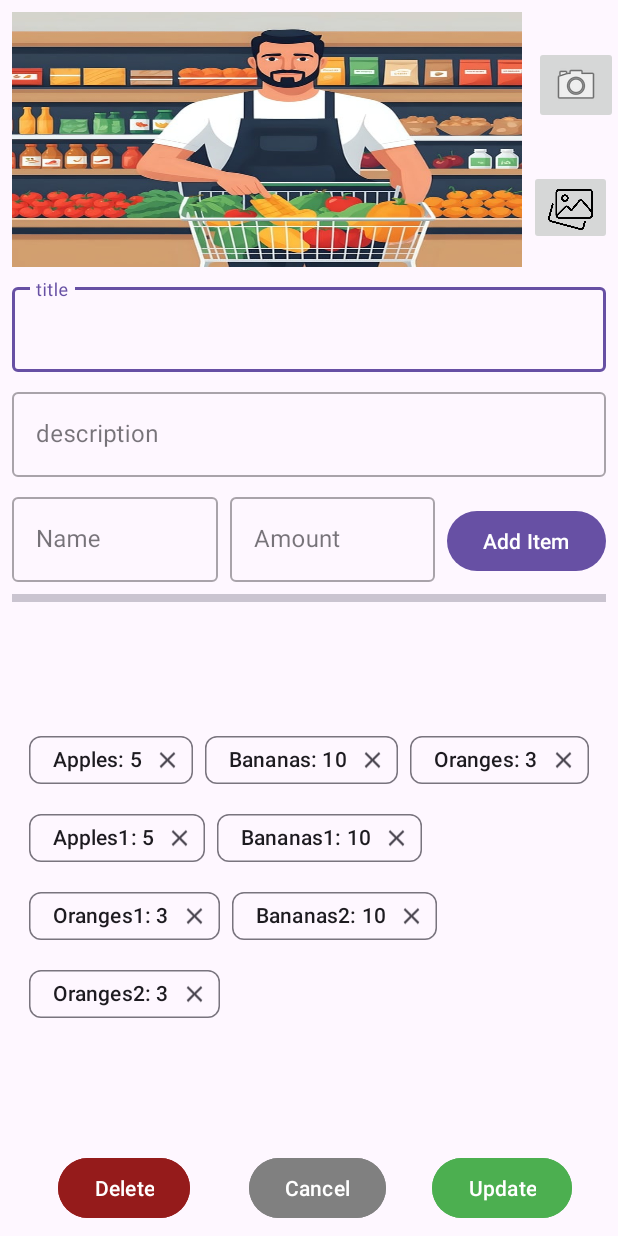
After one commit to Ariel-Dayan/groc-list-mobile, an Android app: the fragment UpdateCardFragment shown on its own in the app's theme, on a phone screen of 412 x 824 dp. The commit adds this screen. Run offline under Robolectric (Android 15) with nearby library versions, the phone set to English and light mode, and no system bars.

Commit message:
add update card page

```diff
--- /dev/null
+++ b/app/src/main/java/com/example/groclistapp/ui/card/UpdateCardFragment.kt
@@ -0,0 +1,106 @@
+package com.example.groclistapp.ui.card
+
+import android.content.Context
+import android.os.Bundle
+import androidx.fragment.app.Fragment
+import android.view.LayoutInflater
+import android.view.View
+import android.view.ViewGroup
+import android.widget.Button
+import android.widget.EditText
+import androidx.appcompat.app.AlertDialog
+import com.example.groclistapp.R
+import com.google.android.material.chip.Chip
+import com.google.android.material.chip.ChipGroup
+
+class UpdateCardFragment : Fragment() {
+    override fun onCreateView(
+        inflater: LayoutInflater, container: ViewGroup?,
+        savedInstanceState: Bundle?
+    ): View? {
+        return inflater.inflate(R.layout.fragment_update_card, container, false)
+    }
+
+    override fun onViewCreated(view: View, savedInstanceState: Bundle?) {
+        super.onViewCreated(view, savedInstanceState)
+
+        val chipGroup = view.findViewById<ChipGroup>(R.id.cgUpdateCardContainer)
+        chipGroup.layoutDirection = View.LAYOUT_DIRECTION_LOCALE
+
+        val btnAddItem = view.findViewById<Button>(R.id.btnUpdateCardAddItem)
+
+        chipGroup.addView(createChip("Apples", "5", chipGroup))
+        chipGroup.addView(createChip("Bananas", "10", chipGroup))
+        chipGroup.addView(createChip("Oranges", "3", chipGroup))
+        chipGroup.addView(createChip("Apples1", "5", chipGroup))
+        chipGroup.addView(createChip("Bananas1", "10", chipGroup))
+        chipGroup.addView(createChip("Oranges1", "3", chipGroup))
+        chipGroup.addView(createChip("Bananas2", "10", chipGroup))
+        chipGroup.addView(createChip("Oranges2", "3", chipGroup))
+
+        btnAddItem.setOnClickListener {
+            val name = "aaaa"
+            val amount = "3"
+
+            if (name.isNotEmpty() && amount.isNotEmpty()) {
+                val chip = createChip(name, amount, chipGroup)
+                chipGroup.addView(chip)
+
+                // Clear the text fields after adding
+//                nameField.text.clear()
+//                amountField.text.clear()
+            }
+        }
+    }
+
+    private fun createChip(name: String, amount: String, chipGroup: ChipGroup): Chip {
+        val chip = Chip(requireContext())
+        chip.text = "$name: $amount"
+        chip.isCloseIconVisible = true
+
+        chip.setOnCloseIconClickListener {
+            chipGroup.removeView(chip)
+        }
+
+        chip.setOnClickListener {
+            showEditItemDialog(
+                context = requireContext(),
+                currentName = name,
+                currentAmount = amount
+            ) { newName, newAmount ->
+                chip.text = "$newName: $newAmount"
+            }
+        }
+
+        return chip
+    }
+
+    fun showEditItemDialog(
+        context: Context,
+        currentName: String,
+        currentAmount: String,
+        onUpdate: (String, String) -> Unit
+    ) {
+        val inputLayout = LayoutInflater.from(context).inflate(R.layout.dialog_item, null)
+        val nameInput = inputLayout.findViewById<EditText>(R.id.nameInput)
+        val amountInput = inputLayout.findViewById<EditText>(R.id.amountInput)
+
+        nameInput.setText(currentName)
+        amountInput.setText(currentAmount)
+
+        AlertDialog.Builder(context)
+            .setTitle("Edit Item")
+            .setView(inputLayout)
+            .setPositiveButton("Update") { _, _ ->
+                val newName = nameInput.text.toString()
+                val newAmount = amountInput.text.toString()
+
+                // Call the onUpdate callback with the new values
+                if (newName.isNotEmpty() && newAmount.isNotEmpty()) {
+                    onUpdate(newName, newAmount)
+                }
+            }
+            .setNegativeButton("Cancel", null)
+            .show()
+    }
+}
--- a/app/src/main/res/layout/fragment_signup.xml
+++ b/app/src/main/res/layout/fragment_signup.xml
@@ -33,7 +33,7 @@
         app:layout_constraintHorizontal_bias="0.5"
         app:layout_constraintStart_toEndOf="@+id/civSignupUserImage"
         app:layout_constraintTop_toTopOf="parent"
-        tools:ignore="SpeakableTextPresentCheck" />
+        tools:ignore="SpeakableTextPresentCheck,ImageContrastCheck" />
 
     <ImageButton
         android:id="@+id/ibSignupUploadImageFromGallery"
@@ -56,7 +56,7 @@
         android:layout_width="300dp"
         android:layout_height="wrap_content"
         android:layout_marginTop="24dp"
-        android:hint="@string/email_hint"
+        android:hint="@string/email_signup_hint"
         app:endIconMode="clear_text"
         app:layout_constraintBottom_toTopOf="@+id/tilSignupFullName"
         app:layout_constraintEnd_toEndOf="parent"
@@ -80,7 +80,7 @@
         android:layout_width="300dp"
         android:layout_height="wrap_content"
         android:layout_marginTop="8dp"
-        android:hint="@string/full_name_hint"
+        android:hint="@string/full_name_signup_hint"
         app:endIconMode="clear_text"
         app:layout_constraintBottom_toTopOf="@+id/tilSignupPassword"
         app:layout_constraintEnd_toEndOf="parent"
@@ -105,7 +105,7 @@
         android:layout_width="300dp"
         android:layout_height="wrap_content"
         android:layout_marginTop="8dp"
-        android:hint="@string/password_hint"
+        android:hint="@string/password_signup_hint"
         app:endIconMode="password_toggle"
         app:layout_constraintBottom_toTopOf="@+id/tilSignupConfirmPassword"
         app:layout_constraintEnd_toEndOf="parent"
@@ -131,7 +131,7 @@
         android:layout_height="wrap_content"
         android:layout_marginTop="8dp"
         android:layout_marginBottom="150dp"
-        android:hint="@string/confirm_password_hint"
+        android:hint="@string/confirm_password_signup_hint"
         app:endIconMode="password_toggle"
         app:layout_constraintBottom_toTopOf="@+id/btnSignupRegister"
         app:layout_constraintEnd_toEndOf="parent"
--- /dev/null
+++ b/app/src/main/res/layout/fragment_update_card.xml
@@ -0,0 +1,238 @@
+<?xml version="1.0" encoding="utf-8"?>
+<androidx.constraintlayout.widget.ConstraintLayout xmlns:android="http://schemas.android.com/apk/res/android"
+    xmlns:app="http://schemas.android.com/apk/res-auto"
+    xmlns:tools="http://schemas.android.com/tools"
+    android:layout_width="match_parent"
+    android:layout_height="match_parent"
+    tools:context=".ui.card.UpdateCardFragment">
+
+    <ImageView
+        android:id="@+id/ivUpdateCardTop"
+        android:layout_width="0dp"
+        android:layout_height="170dp"
+        android:layout_marginStart="8dp"
+        android:layout_marginTop="8dp"
+        android:layout_marginEnd="8dp"
+        android:contentDescription="@string/card_image_description"
+        android:scaleType="fitXY"
+        app:layout_constraintEnd_toStartOf="@+id/ibUpdateCardTakePhoto"
+        app:layout_constraintStart_toStartOf="parent"
+        app:layout_constraintTop_toTopOf="parent"
+        app:srcCompat="@drawable/shopping_card_placeholder" />
+
+    <ImageButton
+        android:id="@+id/ibUpdateCardTakePhoto"
+        android:layout_width="wrap_content"
+        android:layout_height="wrap_content"
+        android:layout_marginTop="8dp"
+        android:contentDescription="@string/take_photo_button_description"
+        android:src="@android:drawable/ic_menu_camera"
+        app:layout_constraintBottom_toTopOf="@+id/ibUpdateCardUploadImageFromGallery"
+        app:layout_constraintEnd_toEndOf="parent"
+        app:layout_constraintHorizontal_bias="0.5"
+        app:layout_constraintStart_toEndOf="@+id/ivUpdateCardTop"
+        app:layout_constraintTop_toTopOf="parent"
+        tools:ignore="SpeakableTextPresentCheck" />
+
+    <ImageButton
+        android:id="@+id/ibUpdateCardUploadImageFromGallery"
+        android:layout_width="55dp"
+        android:layout_height="50dp"
+        android:layout_marginTop="8dp"
+        android:contentDescription="@string/upload_photo_from_gallery_button_description"
+        android:scaleType="fitCenter"
+        android:src="@drawable/ic_gallery"
+        app:layout_constraintBottom_toTopOf="@+id/tilUpdateCardTitle"
+        app:layout_constraintEnd_toEndOf="parent"
+        app:layout_constraintHorizontal_bias="0.5"
+        app:layout_constraintStart_toEndOf="@+id/ivUpdateCardTop"
+        app:layout_constraintTop_toBottomOf="@+id/ibUpdateCardTakePhoto"
+        tools:ignore="SpeakableTextPresentCheck" />
+
+    <com.google.android.material.textfield.TextInputLayout
+        android:id="@+id/tilUpdateCardTitle"
+        style="@style/Widget.MaterialComponents.TextInputLayout.OutlinedBox"
+        android:layout_width="0dp"
+        android:layout_height="wrap_content"
+        android:layout_marginStart="8dp"
+        android:layout_marginTop="8dp"
+        android:layout_marginEnd="8dp"
+        android:hint="@string/title_hint"
+        app:endIconMode="clear_text"
+        app:layout_constraintWidth_max="488dp"
+        android:maxWidth="488dp"
+        app:layout_constraintEnd_toEndOf="parent"
+        app:layout_constraintStart_toStartOf="parent"
+        app:layout_constraintHorizontal_bias="0.5"
+        app:layout_constraintTop_toBottomOf="@+id/ivUpdateCardTop"
+        app:startIconContentDescription="@string/title_description">
+
+        <com.google.android.material.textfield.TextInputEditText
+            android:layout_width="match_parent"
+            android:layout_height="wrap_content"
+            android:inputType="text"
+            android:singleLine="true"
+            tools:ignore="TextContrastCheck" />
+
+    </com.google.android.material.textfield.TextInputLayout>
+
+    <com.google.android.material.textfield.TextInputLayout
+        android:id="@+id/tilUpdateCardDescription"
+        style="@style/Widget.MaterialComponents.TextInputLayout.OutlinedBox"
+        android:layout_width="0dp"
+        android:layout_height="wrap_content"
+        android:layout_marginStart="8dp"
+        android:layout_marginTop="8dp"
+        android:layout_marginEnd="8dp"
+        android:hint="@string/description_hint"
+        app:endIconMode="clear_text"
+        app:layout_constraintWidth_max="488dp"
+        android:maxWidth="488dp"
+        app:layout_constraintHorizontal_bias="0.5"
+        app:layout_constraintEnd_toEndOf="parent"
+        app:layout_constraintStart_toStartOf="parent"
+        app:layout_constraintTop_toBottomOf="@+id/tilUpdateCardTitle"
+        app:startIconContentDescription="@string/description_description">
+
+        <com.google.android.material.textfield.TextInputEditText
+            android:layout_width="match_parent"
+            android:layout_height="wrap_content"
+            android:ellipsize="end"
+            android:inputType="textMultiLine"
+            android:maxLines="2"
+            tools:ignore="TextContrastCheck" />
+
+    </com.google.android.material.textfield.TextInputLayout>
+
+    <com.google.android.material.textfield.TextInputLayout
+        android:id="@+id/tilUpdateCardItemName"
+        style="@style/Widget.MaterialComponents.TextInputLayout.OutlinedBox"
+        android:layout_width="0dp"
+        android:layout_height="wrap_content"
+        android:layout_marginStart="8dp"
+        android:hint="@string/item_name_hint"
+        app:endIconMode="clear_text"
+        app:layout_constraintBaseline_toBaselineOf="@+id/tilUpdateCardItemAmount"
+        app:layout_constraintEnd_toStartOf="@+id/tilUpdateCardItemAmount"
+        app:layout_constraintStart_toStartOf="parent"
+        app:startIconContentDescription="@string/item_name_description">
+
+        <com.google.android.material.textfield.TextInputEditText
+            android:layout_width="match_parent"
+            android:layout_height="wrap_content"
+            android:inputType="text"
+            tools:ignore="TextContrastCheck" />
+
+    </com.google.android.material.textfield.TextInputLayout>
+
+    <com.google.android.material.textfield.TextInputLayout
+        android:id="@+id/tilUpdateCardItemAmount"
+        style="@style/Widget.MaterialComponents.TextInputLayout.OutlinedBox"
+        android:layout_width="0dp"
+        android:layout_height="wrap_content"
+        android:layout_marginStart="8dp"
+        android:layout_marginTop="8dp"
+        android:layout_marginEnd="8dp"
+        android:layout_marginBottom="8dp"
+        android:hint="@string/item_amount_hint"
+        app:endIconMode="clear_text"
+        app:layout_constraintWidth_max="488dp"
+        android:maxWidth="488dp"
+        app:layout_constraintBottom_toTopOf="@+id/divUpdateCardItems"
+        app:layout_constraintEnd_toStartOf="@+id/btnUpdateCardAddItem"
+        app:layout_constraintHorizontal_bias="0.5"
+        app:layout_constraintStart_toEndOf="@+id/tilUpdateCardItemName"
+        app:layout_constraintTop_toBottomOf="@+id/tilUpdateCardDescription"
+        app:startIconContentDescription="@string/item_amount_description">
+
+        <com.google.android.material.textfield.TextInputEditText
+            android:layout_width="match_parent"
+            android:layout_height="wrap_content"
+            android:inputType="number"
+            tools:ignore="TextContrastCheck" />
+    </com.google.android.material.textfield.TextInputLayout>
+
+    <Button
+        android:id="@+id/btnUpdateCardAddItem"
+        android:layout_width="wrap_content"
+        android:layout_height="wrap_content"
+        android:layout_marginEnd="8dp"
+        android:text="@string/add_item"
+        app:layout_constraintBaseline_toBaselineOf="@+id/tilUpdateCardItemAmount"
+        app:layout_constraintEnd_toEndOf="parent" />
+
+    <com.google.android.material.divider.MaterialDivider
+        android:id="@+id/divUpdateCardItems"
+        android:layout_width="match_parent"
+        android:layout_height="5dp"
+        android:layout_marginTop="8dp"
+        app:dividerInsetEnd="8dp"
+        app:dividerInsetStart="8dp"
+        app:dividerThickness="3dp"
+        app:layout_constraintEnd_toEndOf="parent"
+        app:layout_constraintStart_toStartOf="parent"
+        app:layout_constraintTop_toBottomOf="@+id/tilUpdateCardItemAmount" />
+
+    <ScrollView
+        android:id="@+id/svUpdateCardItems"
+        android:layout_width="match_parent"
+        android:layout_height="0dp"
+        android:layout_margin="8dp"
+        app:layout_constraintBottom_toTopOf="@+id/btnUpdateCardCancel"
+        app:layout_constraintEnd_toEndOf="parent"
+        app:layout_constraintStart_toStartOf="parent"
+        app:layout_constraintTop_toBottomOf="@+id/divUpdateCardItems">
+
+        <com.google.android.material.chip.ChipGroup
+            android:id="@+id/cgUpdateCardContainer"
+            android:layout_gravity="center"
+            android:layout_width="wrap_content"
+            android:layout_height="wrap_content"
+            android:orientation="vertical"
+            app:chipSpacingHorizontal="8dp"
+            app:chipSpacingVertical="4dp"
+            app:singleLine="false" />
+    </ScrollView>
+
+    <Button
+        android:id="@+id/btnUpdateCardDelete"
+        android:layout_width="wrap_content"
+        android:layout_height="wrap_content"
+        android:layout_marginStart="8dp"
+        android:layout_marginEnd="8dp"
+        android:backgroundTint="@color/delete_button_background"
+        android:text="@string/delete"
+        android:textColor="@color/button_text_color"
+        app:layout_constraintBaseline_toBaselineOf="@+id/btnUpdateCardCancel"
+        app:layout_constraintEnd_toStartOf="@+id/btnUpdateCardCancel"
+        app:layout_constraintHorizontal_bias="0.5"
+        app:layout_constraintStart_toStartOf="parent" />
+
+    <Button
+        android:id="@+id/btnUpdateCardCancel"
+        android:layout_width="wrap_content"
+        android:layout_height="wrap_content"
+        android:backgroundTint="@color/cancel_button_background"
+        android:text="@string/cancel"
+        android:textColor="@color/button_text_color"
+        app:layout_constraintBaseline_toBaselineOf="@+id/btnUpdateCardUpdate"
+        app:layout_constraintEnd_toStartOf="@+id/btnUpdateCardUpdate"
+        app:layout_constraintHorizontal_bias="0.5"
+        app:layout_constraintStart_toEndOf="@+id/btnUpdateCardDelete"
+        tools:ignore="TextContrastCheck" />
+
+    <Button
+        android:id="@+id/btnUpdateCardUpdate"
+        android:layout_width="wrap_content"
+        android:layout_height="wrap_content"
+        android:layout_marginBottom="8dp"
+        android:backgroundTint="@color/update_button_background"
+        android:text="@string/update"
+        android:textColor="@color/button_text_color"
+        app:layout_constraintBottom_toBottomOf="parent"
+        app:layout_constraintEnd_toEndOf="parent"
+        app:layout_constraintHorizontal_bias="0.5"
+        app:layout_constraintStart_toEndOf="@+id/btnUpdateCardCancel"
+        tools:ignore="TextContrastCheck" />
+
+</androidx.constraintlayout.widget.ConstraintLayout>
--- a/app/src/main/res/values/colors.xml
+++ b/app/src/main/res/values/colors.xml
@@ -2,4 +2,10 @@
 <resources>
     <color name="black">#FF000000</color>
     <color name="white">#FFFFFFFF</color>
+    <color name="joke_background">#8BC34A</color>
+    <color name="card_background">#E2D6D6</color>
+    <color name="delete_button_background">#951B1B</color>
+    <color name="button_text_color">#FFFFFF</color>
+    <color name="cancel_button_background">#808080</color>
+    <color name="update_button_background">#4CAF50</color>
 </resources>
--- a/app/src/main/res/values/strings.xml
+++ b/app/src/main/res/values/strings.xml
@@ -25,4 +25,16 @@
     <string name="created_by_hint">Created by:</string>
     <string name="update_at_hint">Update at:</string>
     <string name="shared_code_hint">Shared code:</string>
+    <string name="title_hint">title</string>
+    <string name="title_description">title</string>
+    <string name="description_hint">description</string>
+    <string name="description_description">description</string>
+    <string name="item_name_hint">Name</string>
+    <string name="item_name_description">Name</string>
+    <string name="item_amount_hint">Amount</string>
+    <string name="item_amount_description">Amount</string>
+    <string name="add_item">Add Item</string>
+    <string name="delete">Delete</string>
+    <string name="cancel">Cancel</string>
+    <string name="update">Update</string>
 </resources>
```
